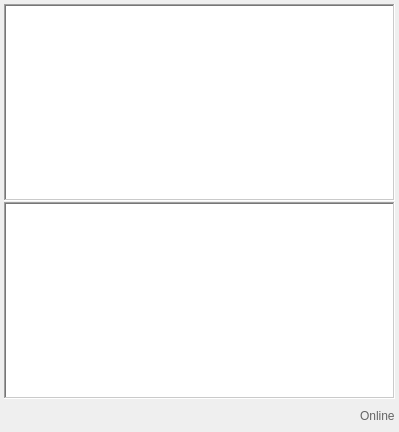
yzubchenko/VKReplica, file dialog.ui: the form before one commit.
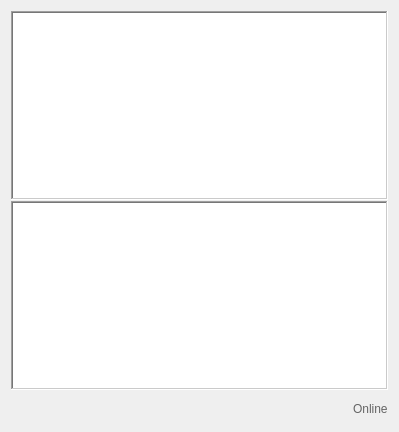
The form after the commit. Icons and pictures are not drawn. Custom widgets are drawn as their Qt base class.

Commit message: *Dialogs based on list view & models. View provide by delegate.

Patch:
```diff
--- a/dialog.ui
+++ b/dialog.ui
@@ -14,23 +14,11 @@
    <string>Form</string>
   </property>
   <layout class="QVBoxLayout" name="verticalLayout">
-   <property name="spacing">
-    <number>4</number>
-   </property>
-   <property name="leftMargin">
-    <number>4</number>
-   </property>
-   <property name="topMargin">
-    <number>4</number>
-   </property>
-   <property name="rightMargin">
-    <number>4</number>
-   </property>
-   <property name="bottomMargin">
-    <number>4</number>
-   </property>
    <item>
     <widget class="QSplitter" name="splitter">
+     <property name="frameShape">
+      <enum>QFrame::NoFrame</enum>
+     </property>
      <property name="orientation">
       <enum>Qt::Vertical</enum>
      </property>
@@ -40,18 +28,12 @@
      <property name="childrenCollapsible">
       <bool>false</bool>
      </property>
-     <widget class="QTextBrowser" name="textBrowser">
-      <property name="styleSheet">
-       <string notr="true"/>
-      </property>
+     <widget class="QListView" name="listView">
       <property name="frameShape">
        <enum>QFrame::WinPanel</enum>
       </property>
-      <property name="textInteractionFlags">
-       <set>Qt::LinksAccessibleByKeyboard|Qt::LinksAccessibleByMouse|Qt::TextBrowserInteraction|Qt::TextSelectableByKeyboard|Qt::TextSelectableByMouse</set>
-      </property>
-      <property name="openExternalLinks">
-       <bool>true</bool>
+      <property name="frameShadow">
+       <enum>QFrame::Sunken</enum>
       </property>
      </widget>
      <widget class="FocusTextEdit" name="textEdit">
```
Left out of the diff: 1 changed line with no effect on the pictures. The commit also changes 12 other files.
